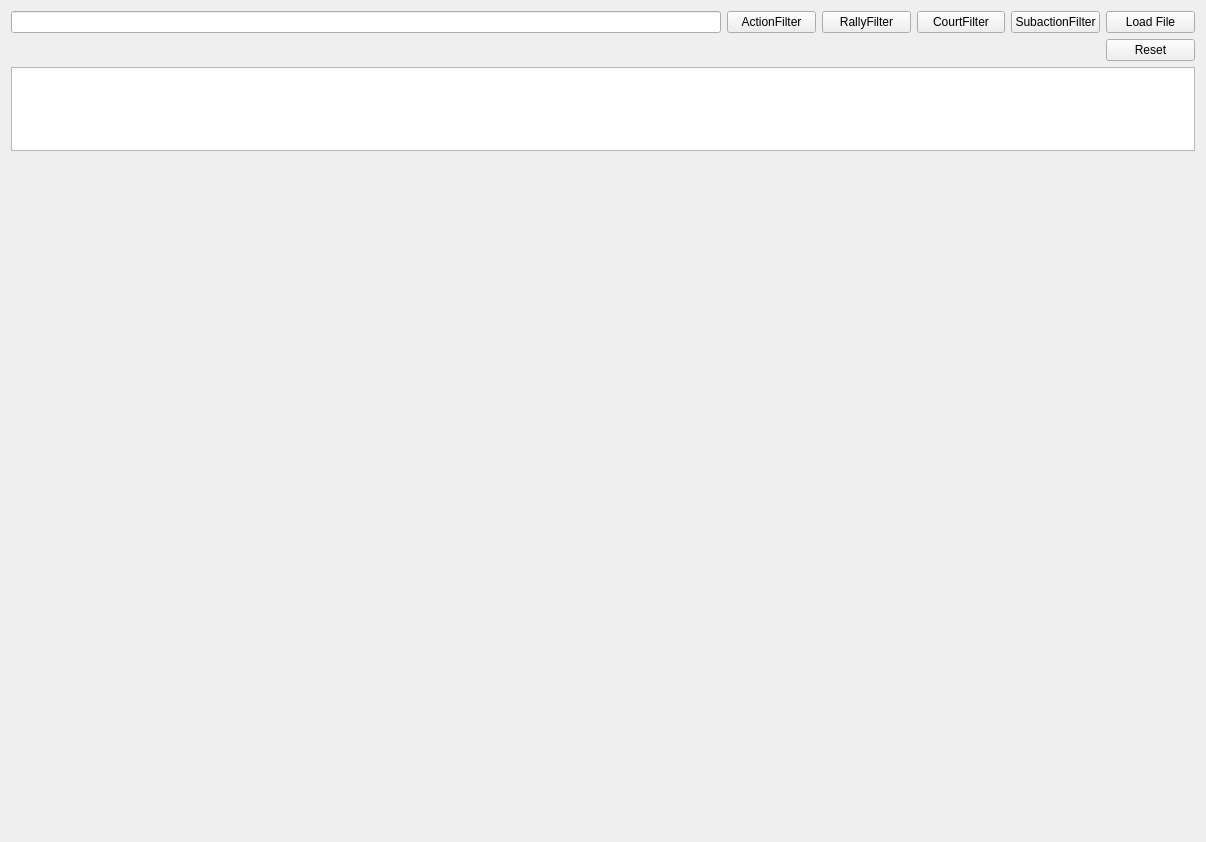
Old version of the form tvrscouting/uis/cone_analysis.ui in the repository twicki/datavolley2.
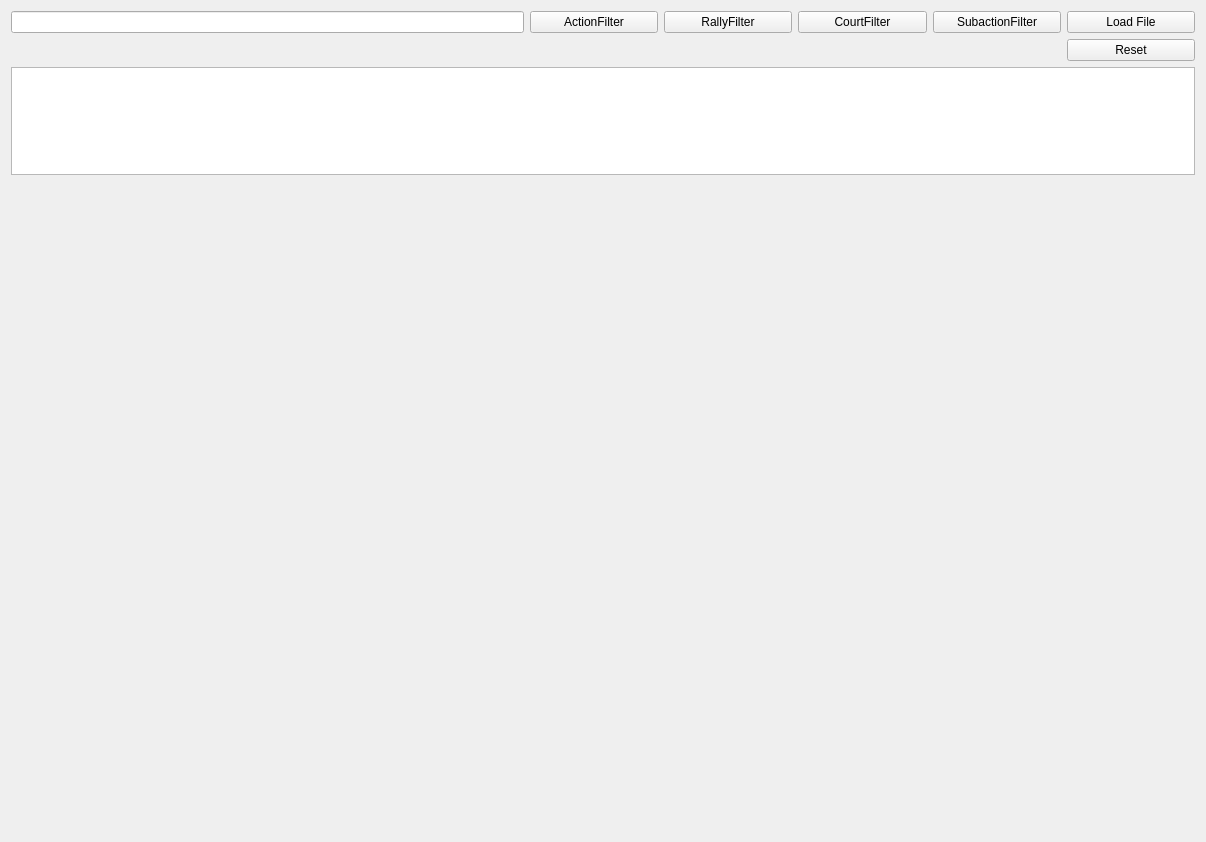
New version of the form.

The edit to the form file:
```diff
--- a/tvrscouting/uis/cone_analysis.ui
+++ b/tvrscouting/uis/cone_analysis.ui
@@ -13,14 +13,7 @@
   <property name="windowTitle">
    <string>Zone Analysis</string>
   </property>
-  <layout class="QGridLayout" name="gridLayout" rowstretch="1,1,1,8" columnstretch="8,1,1,1,1,1">
-   <item row="1" column="5">
-    <widget class="QPushButton" name="reset_button">
-     <property name="text">
-      <string>Reset</string>
-     </property>
-    </widget>
-   </item>
+  <layout class="QGridLayout" name="gridLayout" rowstretch="1,1,1,6" columnstretch="4,1,1,1,1,1" rowminimumheight="3,1,1,0">
    <item row="0" column="3">
     <widget class="QPushButton" name="court_filter_button">
      <property name="text">
@@ -28,23 +21,6 @@
      </property>
     </widget>
    </item>
-   <item row="0" column="2">
-    <widget class="QPushButton" name="rally_button">
-     <property name="text">
-      <string>RallyFilter</string>
-     </property>
-    </widget>
-   </item>
-   <item row="0" column="5">
-    <widget class="QPushButton" name="load_button">
-     <property name="text">
-      <string>Load File</string>
-     </property>
-    </widget>
-   </item>
-   <item row="2" column="0" colspan="6">
-    <widget class="QTableWidget" name="filter_table"/>
-   </item>
    <item row="0" column="0">
     <widget class="QLineEdit" name="lineEdit"/>
    </item>
@@ -55,6 +31,16 @@
      </property>
     </widget>
    </item>
+   <item row="3" column="0" colspan="6">
+    <widget class="QWidget" name="widget" native="true"/>
+   </item>
+   <item row="1" column="5">
+    <widget class="QPushButton" name="reset_button">
+     <property name="text">
+      <string>Reset</string>
+     </property>
+    </widget>
+   </item>
    <item row="0" column="1">
     <widget class="QPushButton" name="action_filter_button">
      <property name="text">
@@ -62,8 +48,22 @@
      </property>
     </widget>
    </item>
-   <item row="3" column="0" colspan="6">
-    <widget class="QWidget" name="widget" native="true"/>
+   <item row="2" column="0" colspan="6">
+    <widget class="QTableWidget" name="filter_table"/>
+   </item>
+   <item row="0" column="5">
+    <widget class="QPushButton" name="load_button">
+     <property name="text">
+      <string>Load File</string>
+     </property>
+    </widget>
+   </item>
+   <item row="0" column="2">
+    <widget class="QPushButton" name="rally_button">
+     <property name="text">
+      <string>RallyFilter</string>
+     </property>
+    </widget>
    </item>
   </layout>
  </widget>
```
